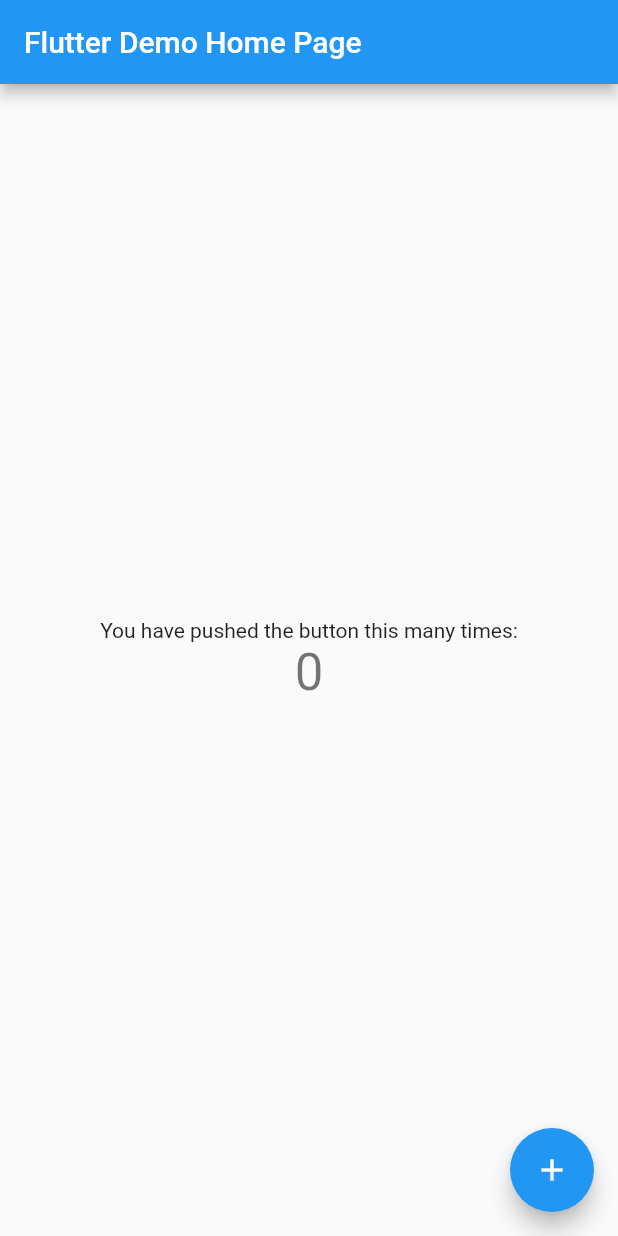
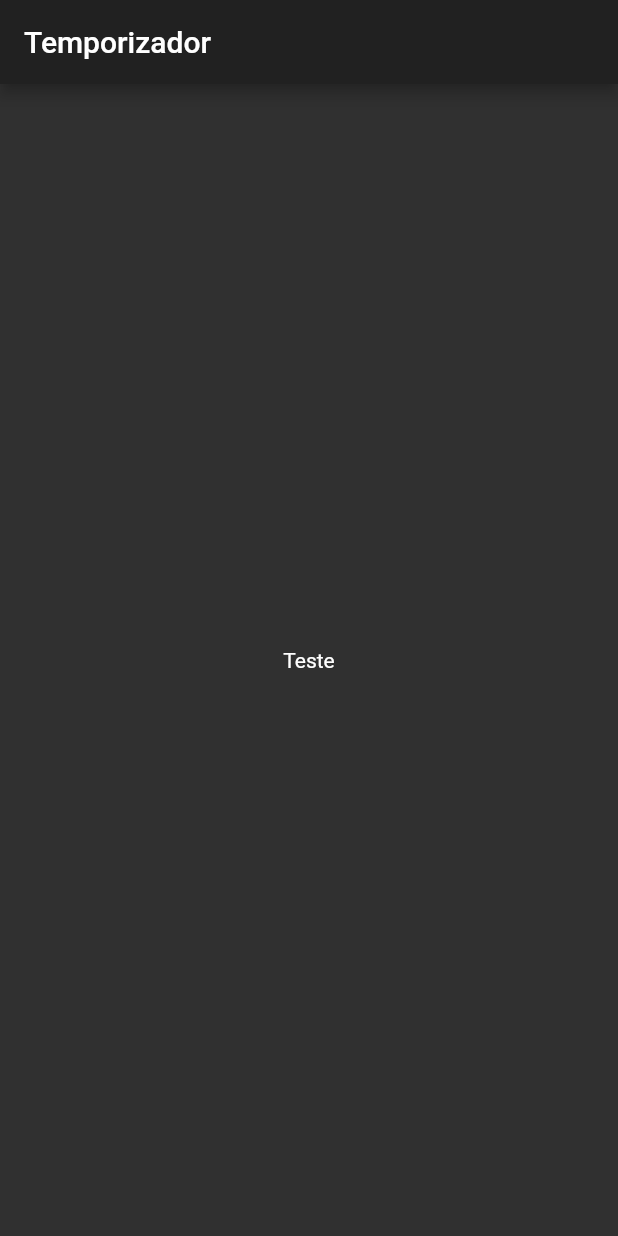
Before and after one commit to lucasselani/kitchen_timer, a Flutter app: the screen it shows after launch, on a phone screen of 412 x 824 dp. Run offline on Flutter 3.47's test engine with Material 2 defaults, Android fonts, the phone set to English and light mode, and no system bars.

Commit message:
feat: create main component to provide Material theme and ChangeNotifier

```diff
--- a/lib/main.dart
+++ b/lib/main.dart
@@ -1,4 +1,8 @@
 import 'package:flutter/material.dart';
+import 'package:kitchentimer/providers/timer_provider.dart';
+import 'package:kitchentimer/resources/strings.dart';
+import 'package:kitchentimer/screens/timer/timer_screen.dart';
+import 'package:provider/provider.dart';
 
 void main() => runApp(MyApp());
 
@@ -7,105 +11,16 @@ class MyApp extends StatelessWidget {
   @override
   Widget build(BuildContext context) {
     return MaterialApp(
-      title: 'Flutter Demo',
+      title: Strings.appTitle,
       theme: ThemeData(
-        // This is the theme of your application.
-        //
-        // Try running your application with "flutter run". You'll see the
-        // application has a blue toolbar. Then, without quitting the app, try
-        // changing the primarySwatch below to Colors.green and then invoke
-        // "hot reload" (press "r" in the console where you ran "flutter run",
-        // or simply save your changes to "hot reload" in a Flutter IDE).
-        // Notice that the counter didn't reset back to zero; the application
-        // is not restarted.
-        primarySwatch: Colors.blue,
+        brightness: Brightness.dark,
+        primarySwatch: Colors.deepOrange,
+        accentColor: Colors.orangeAccent,
       ),
-      home: MyHomePage(title: 'Flutter Demo Home Page'),
+      home: ChangeNotifierProvider(
+        create: (context) => TimerProvider(),
+        child: TimerScreen(),
+      ),
     );
   }
 }
-
-class MyHomePage extends StatefulWidget {
-  MyHomePage({Key key, this.title}) : super(key: key);
-
-  // This widget is the home page of your application. It is stateful, meaning
-  // that it has a State object (defined below) that contains fields that affect
-  // how it looks.
-
-  // This class is the configuration for the state. It holds the values (in this
-  // case the title) provided by the parent (in this case the App widget) and
-  // used by the build method of the State. Fields in a Widget subclass are
-  // always marked "final".
-
-  final String title;
-
-  @override
-  _MyHomePageState createState() => _MyHomePageState();
-}
-
-class _MyHomePageState extends State<MyHomePage> {
-  int _counter = 0;
-
-  void _incrementCounter() {
-    setState(() {
-      // This call to setState tells the Flutter framework that something has
-      // changed in this State, which causes it to rerun the build method below
-      // so that the display can reflect the updated values. If we changed
-      // _counter without calling setState(), then the build method would not be
-      // called again, and so nothing would appear to happen.
-      _counter++;
-    });
-  }
-
-  @override
-  Widget build(BuildContext context) {
-    // This method is rerun every time setState is called, for instance as done
-    // by the _incrementCounter method above.
-    //
-    // The Flutter framework has been optimized to make rerunning build methods
-    // fast, so that you can just rebuild anything that needs updating rather
-    // than having to individually change instances of widgets.
-    return Scaffold(
-      appBar: AppBar(
-        // Here we take the value from the MyHomePage object that was created by
-        // the App.build method, and use it to set our appbar title.
-        title: Text(widget.title),
-      ),
-      body: Center(
-        // Center is a layout widget. It takes a single child and positions it
-        // in the middle of the parent.
-        child: Column(
-          // Column is also a layout widget. It takes a list of children and
-          // arranges them vertically. By default, it sizes itself to fit its
-          // children horizontally, and tries to be as tall as its parent.
-          //
-          // Invoke "debug painting" (press "p" in the console, choose the
-          // "Toggle Debug Paint" action from the Flutter Inspector in Android
-          // Studio, or the "Toggle Debug Paint" command in Visual Studio Code)
-          // to see the wireframe for each widget.
-          //
-          // Column has various properties to control how it sizes itself and
-          // how it positions its children. Here we use mainAxisAlignment to
-          // center the children vertically; the main axis here is the vertical
-          // axis because Columns are vertical (the cross axis would be
-          // horizontal).
-          mainAxisAlignment: MainAxisAlignment.center,
-          children: <Widget>[
-            Text(
-              'You have pushed the button this many times:',
-            ),
-            Text(
-              '$_counter',
-              style: Theme.of(context).textTheme.display1,
-            ),
-          ],
-        ),
-      ),
-      floatingActionButton: FloatingActionButton(
-        onPressed: _incrementCounter,
-        tooltip: 'Increment',
-        child: Icon(Icons.add),
-      ), // This trailing comma makes auto-formatting nicer for build methods.
-    );
-  }
-}
--- /dev/null
+++ b/lib/providers/timer_provider.dart
@@ -0,0 +1,5 @@
+import 'package:flutter/foundation.dart';
+
+class TimerProvider with ChangeNotifier {
+
+}
--- /dev/null
+++ b/lib/resources/strings.dart
@@ -0,0 +1,7 @@
+class Strings {
+  // main.dart
+  static const appTitle = 'Kitchen Timer';
+
+  // timer_screen.dart
+  static const timerTitle = 'Temporizador';
+}
--- /dev/null
+++ b/lib/screens/timer/timer_screen.dart
@@ -0,0 +1,22 @@
+import 'package:flutter/cupertino.dart';
+import 'package:flutter/material.dart';
+import 'package:kitchentimer/resources/strings.dart';
+
+
+class TimerScreen extends StatelessWidget {
+
+  @override
+  Widget build(BuildContext context) {
+    return Scaffold(
+      appBar: AppBar(
+        title: const Text(Strings.timerTitle),
+      ),
+      body: Padding(
+        padding: const EdgeInsets.all(16.0),
+        child: Center(
+          child: Text('Teste'),
+        ),
+      ),
+    );
+  }
+}
```
